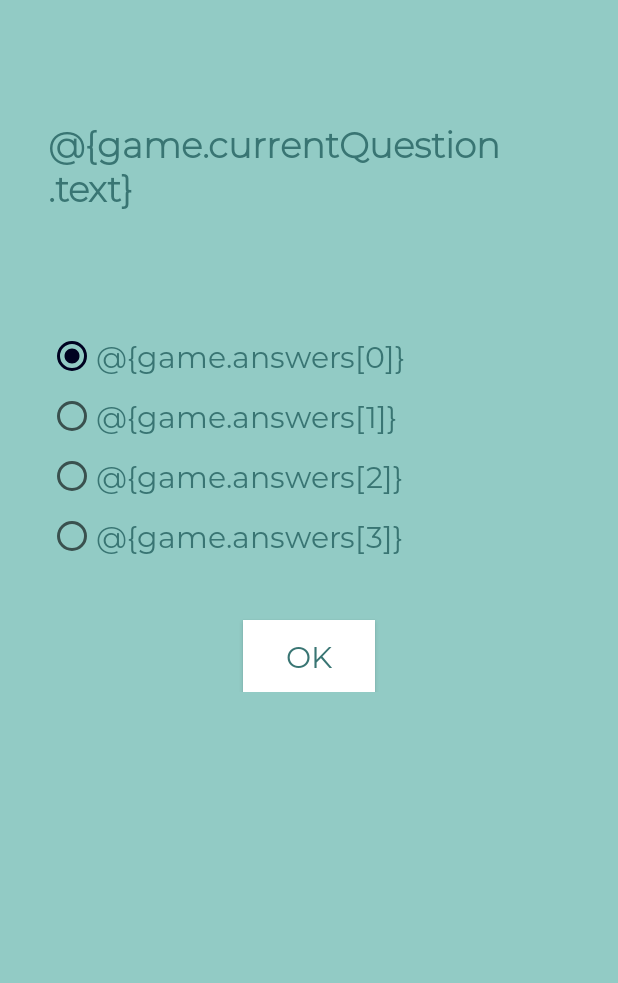
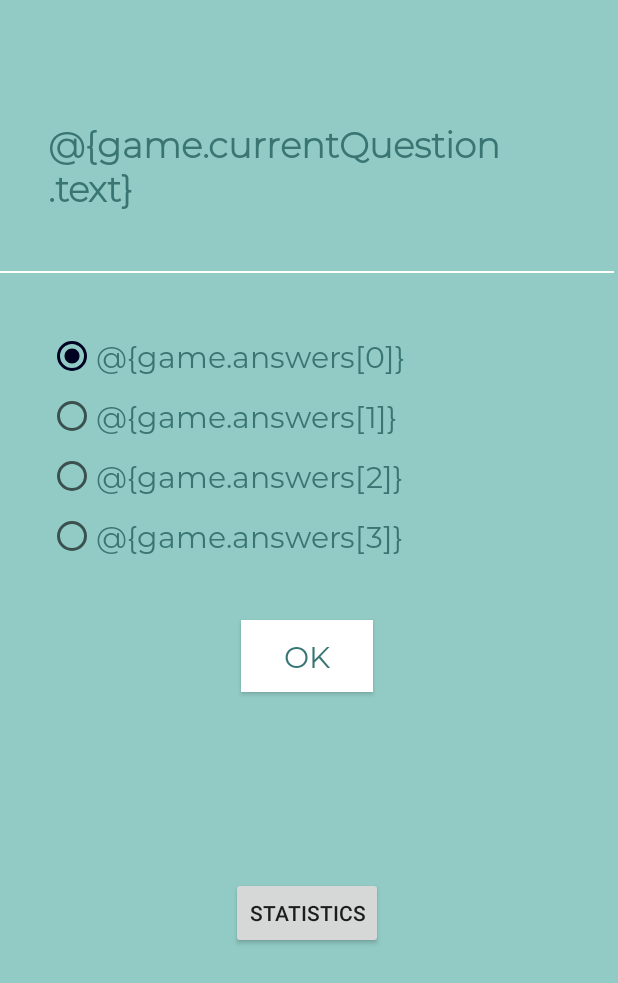
Before and after one commit to KlenJavor/FingulariumKotlin, an Android app: the QuizActivity screen opened directly, with no data from a screen before it, on a phone screen of 412 x 824 dp. Shown: the top 983 px of the screen. Run offline under Robolectric (Android 15) with nearby library versions, the phone set to English and light mode, and no system bars; network calls fail; 1 statement that could not run was skipped.

Commit message:
Quiz done

```diff
--- a/app/src/main/res/layout/activity_quiz.xml
+++ b/app/src/main/res/layout/activity_quiz.xml
@@ -9,11 +9,15 @@
     android:fillViewport="true"
     android:orientation="vertical">
 
+    <ScrollView
+        android:layout_width="wrap_content"
+        android:layout_height="wrap_content">
 
     <androidx.constraintlayout.widget.ConstraintLayout
         android:id="@+id/frameLayout"
         android:layout_width="match_parent"
         android:layout_height="wrap_content">
+
 
         <TextView
             android:id="@+id/questionText"
@@ -121,7 +125,32 @@
             app:layout_constraintStart_toStartOf="parent"
             app:layout_constraintTop_toBottomOf="@+id/questionRadioGroup" />
 
+        <TextView
+            android:id="@+id/textFeedback"
+            android:layout_width="wrap_content"
+            android:layout_height="wrap_content"
+
+            android:layout_marginTop="24dp"
+            android:layout_marginBottom="24dp"
+            app:layout_constraintBottom_toBottomOf="parent"
+            app:layout_constraintEnd_toEndOf="parent"
+            app:layout_constraintStart_toStartOf="parent"
+            app:layout_constraintTop_toBottomOf="@id/submitButton" />
+
+        <Button
+            android:id="@+id/statsButton"
+            android:layout_width="wrap_content"
+            android:layout_height="wrap_content"
+            android:layout_marginTop="16dp"
+            android:layout_marginBottom="24dp"
+            android:text="@string/statistics"
+            app:layout_constraintBottom_toBottomOf="parent"
+            app:layout_constraintEnd_toEndOf="parent"
+            app:layout_constraintStart_toStartOf="parent"
+            app:layout_constraintTop_toBottomOf="@id/textFeedback"
+            app:layout_constraintVertical_bias="0.6" />
+
     </androidx.constraintlayout.widget.ConstraintLayout>
 
-
+    </ScrollView>
 </LinearLayout>
--- a/app/src/main/res/values/strings.xml
+++ b/app/src/main/res/values/strings.xml
@@ -11,4 +11,5 @@
     <string name="play_button">Play Button</string>
     <string name="current_time">03:13</string>
     <string name="total_time">6:12</string>
+    <string name="statistics">Statistics</string>
 </resources>
```
Also changed, not shown: app/src/main/java/com/example/fingularium/view/QuizActivity.kt (+20 -6 lines).
